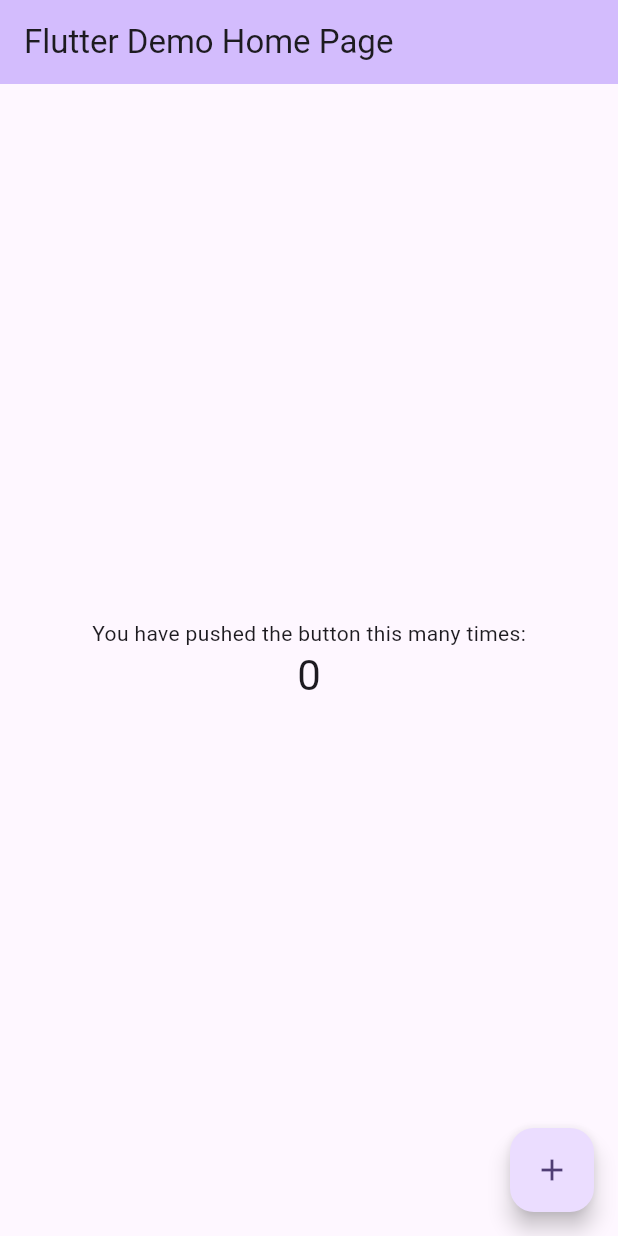
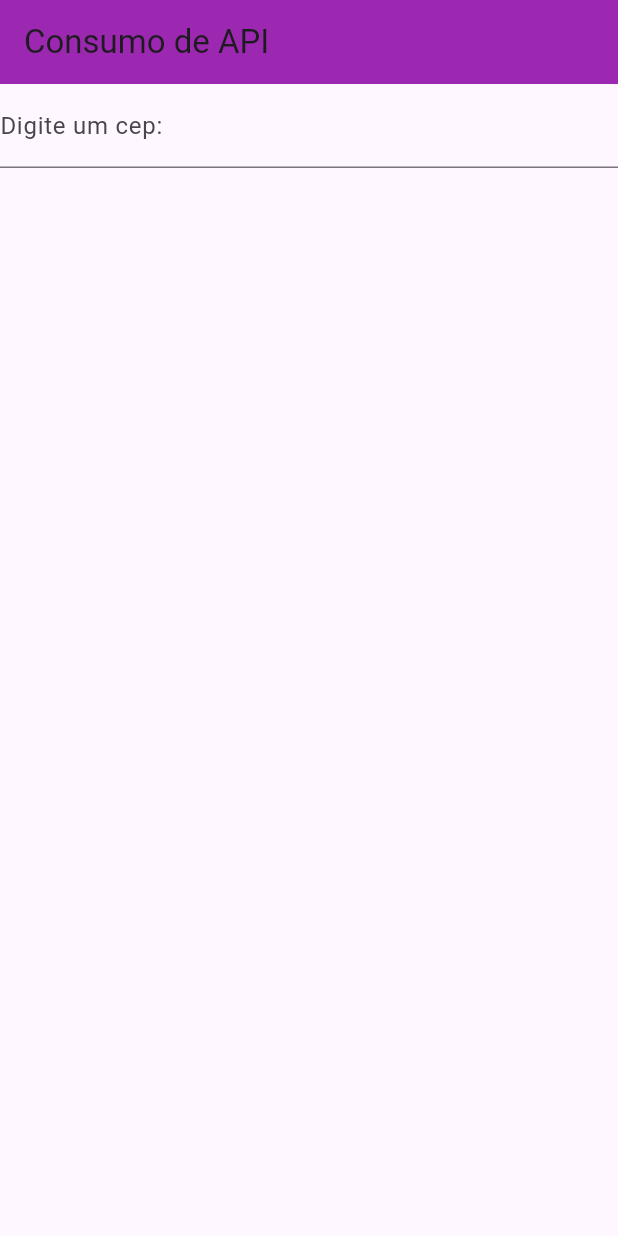
Before and after one commit to Julianacavalaro/cep_brasil, a Flutter app: the screen it shows after launch, on a phone screen of 412 x 824 dp. Run offline on Flutter 3.47's test engine with Material 3 defaults, Android fonts, the phone set to English and light mode, and no system bars.

Commit message:
Cria home

```diff
--- /dev/null
+++ b/cep_brasil/lib/feature/presenter/page/home.dart
@@ -0,0 +1,33 @@
+import 'package:flutter/material.dart';
+
+class Home extends StatefulWidget {
+  const Home({super.key});
+
+  @override
+  State<Home> createState() => _HomeState();
+}
+
+class _HomeState extends State<Home> {
+  @override
+  Widget build(BuildContext context) {
+    return Scaffold(
+      appBar: AppBar(
+        title: Text("Consumo de API"),
+        backgroundColor: Colors.purple,
+      ),
+      body:Container(
+        child: Center(
+          child: Column(
+            children: [
+              TextField(
+                keyboardType: TextInputType.number,
+                decoration: InputDecoration(labelText: 'Digite um cep:'),
+                style: TextStyle(fontSize: 16, color: Colors.blueAccent),
+              ),
+            ],
+          ),
+        ),
+      ),
+    );
+  }
+}
--- a/cep_brasil/lib/main.dart
+++ b/cep_brasil/lib/main.dart
@@ -1,125 +1,9 @@
 import 'package:flutter/material.dart';
 
+import 'feature/presenter/page/home.dart';
+
 void main() {
-  runApp(const MyApp());
+  runApp(const MaterialApp(
+    home: Home()
+  ));
 }
-
-class MyApp extends StatelessWidget {
-  const MyApp({super.key});
-
-  // This widget is the root of your application.
-  @override
-  Widget build(BuildContext context) {
-    return MaterialApp(
-      title: 'Flutter Demo',
-      theme: ThemeData(
-        // This is the theme of your application.
-        //
-        // TRY THIS: Try running your application with "flutter run". You'll see
-        // the application has a purple toolbar. Then, without quitting the app,
-        // try changing the seedColor in the colorScheme below to Colors.green
-        // and then invoke "hot reload" (save your changes or press the "hot
-        // reload" button in a Flutter-supported IDE, or press "r" if you used
-        // the command line to start the app).
-        //
-        // Notice that the counter didn't reset back to zero; the application
-        // state is not lost during the reload. To reset the state, use hot
-        // restart instead.
-        //
-        // This works for code too, not just values: Most code changes can be
-        // tested with just a hot reload.
-        colorScheme: ColorScheme.fromSeed(seedColor: Colors.deepPurple),
-        useMaterial3: true,
-      ),
-      home: const MyHomePage(title: 'Flutter Demo Home Page'),
-    );
-  }
-}
-
-class MyHomePage extends StatefulWidget {
-  const MyHomePage({super.key, required this.title});
-
-  // This widget is the home page of your application. It is stateful, meaning
-  // that it has a State object (defined below) that contains fields that affect
-  // how it looks.
-
-  // This class is the configuration for the state. It holds the values (in this
-  // case the title) provided by the parent (in this case the App widget) and
-  // used by the build method of the State. Fields in a Widget subclass are
-  // always marked "final".
-
-  final String title;
-
-  @override
-  State<MyHomePage> createState() => _MyHomePageState();
-}
-
-class _MyHomePageState extends State<MyHomePage> {
-  int _counter = 0;
-
-  void _incrementCounter() {
-    setState(() {
-      // This call to setState tells the Flutter framework that something has
-      // changed in this State, which causes it to rerun the build method below
-      // so that the display can reflect the updated values. If we changed
-      // _counter without calling setState(), then the build method would not be
-      // called again, and so nothing would appear to happen.
-      _counter++;
-    });
-  }
-
-  @override
-  Widget build(BuildContext context) {
-    // This method is rerun every time setState is called, for instance as done
-    // by the _incrementCounter method above.
-    //
-    // The Flutter framework has been optimized to make rerunning build methods
-    // fast, so that you can just rebuild anything that needs updating rather
-    // than having to individually change instances of widgets.
-    return Scaffold(
-      appBar: AppBar(
-        // TRY THIS: Try changing the color here to a specific color (to
-        // Colors.amber, perhaps?) and trigger a hot reload to see the AppBar
-        // change color while the other colors stay the same.
-        backgroundColor: Theme.of(context).colorScheme.inversePrimary,
-        // Here we take the value from the MyHomePage object that was created by
-        // the App.build method, and use it to set our appbar title.
-        title: Text(widget.title),
-      ),
-      body: Center(
-        // Center is a layout widget. It takes a single child and positions it
-        // in the middle of the parent.
-        child: Column(
-          // Column is also a layout widget. It takes a list of children and
-          // arranges them vertically. By default, it sizes itself to fit its
-          // children horizontally, and tries to be as tall as its parent.
-          //
-          // Column has various properties to control how it sizes itself and
-          // how it positions its children. Here we use mainAxisAlignment to
-          // center the children vertically; the main axis here is the vertical
-          // axis because Columns are vertical (the cross axis would be
-          // horizontal).
-          //
-          // TRY THIS: Invoke "debug painting" (choose the "Toggle Debug Paint"
-          // action in the IDE, or press "p" in the console), to see the
-          // wireframe for each widget.
-          mainAxisAlignment: MainAxisAlignment.center,
-          children: <Widget>[
-            const Text(
-              'You have pushed the button this many times:',
-            ),
-            Text(
-              '$_counter',
-              style: Theme.of(context).textTheme.headlineMedium,
-            ),
-          ],
-        ),
-      ),
-      floatingActionButton: FloatingActionButton(
-        onPressed: _incrementCounter,
-        tooltip: 'Increment',
-        child: const Icon(Icons.add),
-      ), // This trailing comma makes auto-formatting nicer for build methods.
-    );
-  }
-}
```
